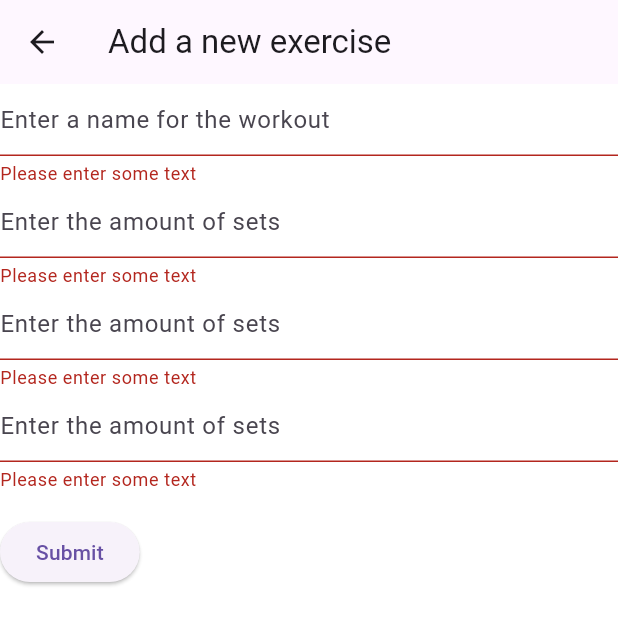
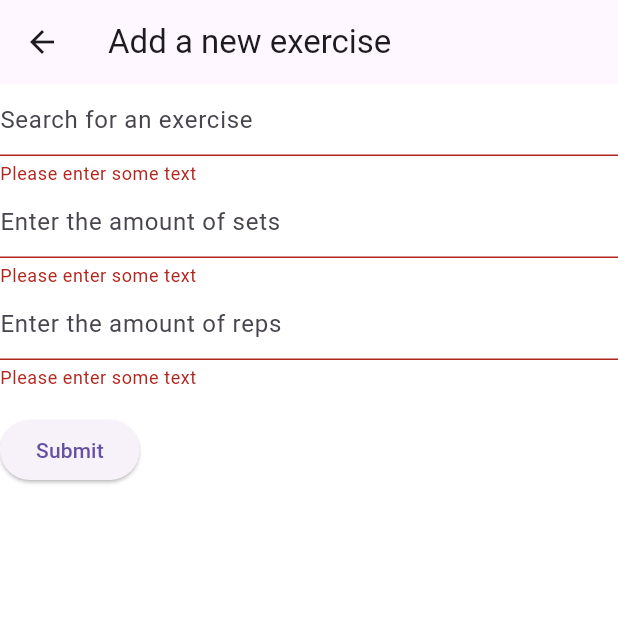
Before and after one commit to Guthax/reptrack, a Flutter app: the AddExercisePage screen opened directly, after a tap on "Submit", on a phone screen of 412 x 824 dp. Shown: the top 625 px of the screen. Run offline on Flutter 3.47's test engine with Material 3 defaults, Android fonts, the phone set to English and light mode, and no system bars; our stand-ins replace realm; missing offline and left inert: search_page; generated files the repository leaves out were written again; statements that could not run were skipped.

```diff
--- a/reptrack/lib/classes/schemas.dart
+++ b/reptrack/lib/classes/schemas.dart
@@ -3,15 +3,65 @@
 import 'package:realm/realm.dart';
 part 'schemas.g.dart';
 
+
+
+
 @RealmModel()
-class _User {
+class _Exercise {
+
+  @PrimaryKey()
+  String? name;
+
+  late String? description;
+  late String? muscles;
+}
+
+@RealmModel()
+class _WorkoutExercise {
   @PrimaryKey()
   @MapTo("_id")
-  late final ObjectId userId;
+  late final ObjectId workoutExerciseId;
+  late _Exercise? exercise;
+  late int sets = 2;
+  late List<int> repsPerSet = List.empty();
+}
 
-  late final String name = "Jurriaan";
-  late _WorkoutSchedule? activeSchedule;
+
+@RealmModel()
+class _Workout {
+  @PrimaryKey()
+  @MapTo("_id")
+  late final ObjectId workoutId;
+  late final int day;
+  late List<_WorkoutExercise> exercises = List.empty();
+
 }
+
+@RealmModel()
+class _SessionExercise {
+  late _Exercise? exercise;
+  late int sets = 2;
+  late List<int> repsPerSet = List.empty();
+  late List<int> weightPerSetKg = List.empty();
+  late String? comment;
+}
+
+
+@RealmModel()
+class _TrainingSession {
+  @PrimaryKey()
+  @MapTo("_id")
+  late final ObjectId sessionId;
+
+  late DateTime? dateStarted;
+  late DateTime? dateEnded;
+
+  late List<_SessionExercise> exercises = List.empty();
+
+
+
+}
+
 @RealmModel()
 class _WorkoutSchedule {
   @PrimaryKey()
@@ -33,44 +83,11 @@ class _WorkoutSchedule {
 
 
 @RealmModel()
-class _TrainingSession {
+class _User {
   @PrimaryKey()
   @MapTo("_id")
-  late final ObjectId sessionId;
+  late final ObjectId userId;
 
-  late DateTime? dateStarted;
-  late DateTime? dateEnded;
-
-  late List<_SessionExercise> exercises = List.empty();
-
+  late final String name = "Jurriaan";
+  late _WorkoutSchedule? activeSchedule;
 }
-
-@RealmModel()
-class _SessionExercise {
-  late _Exercise? exercise;
-  late int sets = 2;
-  late List<int> repsPerSet = List.empty();
-  late List<int> weightPerSetKg = List.empty();
-  late String? comment;
-}
-
-@RealmModel()
-class _Workout {
-  @PrimaryKey()
-  @MapTo("_id")
-  late final ObjectId workoutId;
-  late final int day;
-  late List<_Exercise> exercises = List.empty();
-
-}
-
-
-@RealmModel()
-class _Exercise {
-
-  @PrimaryKey()
-  String? name;
-
-  late String? description;
-  late String? muscles;
-}
--- a/reptrack/lib/global_states.dart
+++ b/reptrack/lib/global_states.dart
@@ -7,13 +7,20 @@ import 'package:reptrack/classes/schemas.dart';
 class AppState extends ChangeNotifier {
   List<WorkoutSchedule> schedules = List.empty();
   AppState() {
-    final config = Configuration.local([WorkoutSchedule.schema, Workout.schema, Exercise.schema, TrainingSession.schema, SessionExercise.schema]);
+    //deleteDb();
+    final config = Configuration.local([WorkoutSchedule.schema, Workout.schema, WorkoutExercise.schema, Exercise.schema, TrainingSession.schema, SessionExercise.schema]);
+
     final realm = Realm(config);
 
     WorkoutSchedule ws = WorkoutSchedule(ObjectId());
     realm.write(() => realm.add(ws));
 
     schedules = realm.all<WorkoutSchedule>().toList();
+  }
+
+  void addSchedule(WorkoutSchedule schedule) {
+    schedules.add(schedule);
+    notifyListeners();
   }
 }
 
--- a/reptrack/lib/main.dart
+++ b/reptrack/lib/main.dart
@@ -70,8 +70,8 @@ class _NavigationExampleState extends State<NavigationExample> {
         ],
       ),
       body: <Widget>[
-        SchedulesPage(globalState),
-        SchedulesPage(globalState),
+        SchedulesPage(),
+        SchedulesPage(),
         TrackPage(),
         ProfilePage(),
       ][currentPageIndex],
--- a/reptrack/lib/pages/add_exercise.dart
+++ b/reptrack/lib/pages/add_exercise.dart
@@ -1,5 +1,6 @@
 
 import 'package:flutter/material.dart';
+import 'package:realm/realm.dart';
 import 'package:reptrack/classes/schemas.dart';
 import 'dart:math' as math;
 
@@ -35,6 +36,8 @@ class AddExercise extends StatefulWidget {
 class _AddExerciseState extends State<AddExercise> {
   final GlobalKey<FormState> _formKey = GlobalKey<FormState>();
   String dropdownValue = "Monday";
+  Exercise? selectedExercise = Exercise("Push ups");
+  TextEditingController editingController = TextEditingController();
   @override
   Widget build(BuildContext context) {
     return Form(
@@ -43,12 +46,14 @@ class _AddExerciseState extends State<AddExercise> {
         crossAxisAlignment: CrossAxisAlignment.start,
         children: <Widget>[
           TextFormField(
+            controller: editingController,
+            readOnly: true,
             keyboardType: TextInputType.name,
             onTap: () =>
             showSearch(
                   context: context,
                   delegate: SearchPage<Exercise>(
-                    items: [Exercise("Push ups")],
+                    items: [Exercise("Bench Press")],
                     searchLabel: 'Search exercises',
                     suggestion: Center(
                       child: Text('Find exercises by name'),
@@ -60,13 +65,17 @@ class _AddExerciseState extends State<AddExercise> {
                       exercise.name,
                     ],
                     builder: (exercise) => ListTile(
-                      title: Text("test"),
-                      onTap: () => print("hey"),
+                      title: Text(exercise.name!),
+                      onTap: () {
+                        selectedExercise = exercise;
+                        editingController.text = exercise.name!;
+                        Navigator.pop(context);
+                        },
                     ),
                   ),
                 ),
             decoration: const InputDecoration(
-              hintText: 'Enter a name for the workout',
+              hintText: 'Search for an exercise',
             ),
             validator: (String? value) {
               if (value == null || value.isEmpty) {
@@ -90,19 +99,7 @@ class _AddExerciseState extends State<AddExercise> {
           TextFormField(
             keyboardType: TextInputType.number,
             decoration: const InputDecoration(
-              hintText: 'Enter the amount of sets',
-            ),
-            validator: (String? value) {
-              if (value == null || value.isEmpty) {
-                return 'Please enter some text';
-              }
-              return null;
-            },
-          ),
-          TextFormField(
-            keyboardType: TextInputType.number,
-            decoration: const InputDecoration(
-              hintText: 'Enter the amount of sets',
+              hintText: 'Enter the amount of reps',
             ),
             validator: (String? value) {
               if (value == null || value.isEmpty) {
@@ -117,8 +114,9 @@ class _AddExerciseState extends State<AddExercise> {
               onPressed: () {
                 // Validate will return true if the form is valid, or false if
                 // the form is invalid.
-                if (_formKey.currentState!.validate()) {
-                  // Process data.
+                if (_formKey.currentState!.validate() && selectedExercise != null) {
+                  WorkoutExercise workoutExercise = WorkoutExercise(ObjectId(), exercise: selectedExercise, repsPerSet: [1,2]);
+                  Navigator.pop(context, workoutExercise);
 
                 }
               },
```
Also changed, not shown: reptrack/lib/pages/add_schedule.dart (+24 -3 lines), reptrack/lib/pages/add_workout.dart (+47 -57 lines), reptrack/lib/pages/schedules.dart (+15 -75 lines), reptrack/lib/classes/schemas.g.dart.
